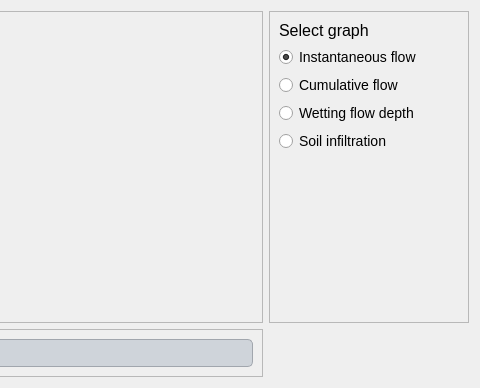
Above: Source_code/ui/ohy_graphs.ui from Inigobarbe/VFSMOD-GUI before the change; both pictures show x 372 to 852 and y 0 to 388 of the 852 by 388 pixel window. Below: the same form after it.
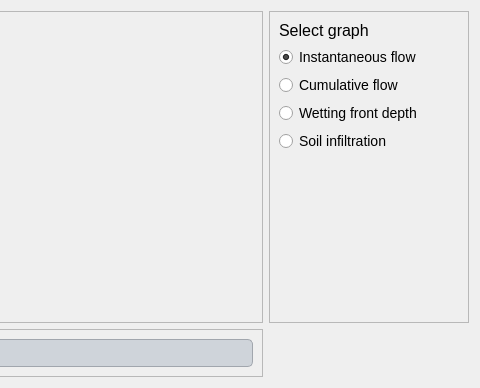
That is the form after the change.

Diff of the .ui file:
```diff
--- a/Source_code/ui/ohy_graphs.ui
+++ b/Source_code/ui/ohy_graphs.ui
@@ -198,7 +198,7 @@
       <item row="3" column="0">
        <widget class="QRadioButton" name="wetting">
         <property name="text">
-         <string>Wetting flow depth</string>
+         <string>Wetting front depth</string>
         </property>
        </widget>
       </item>
```
